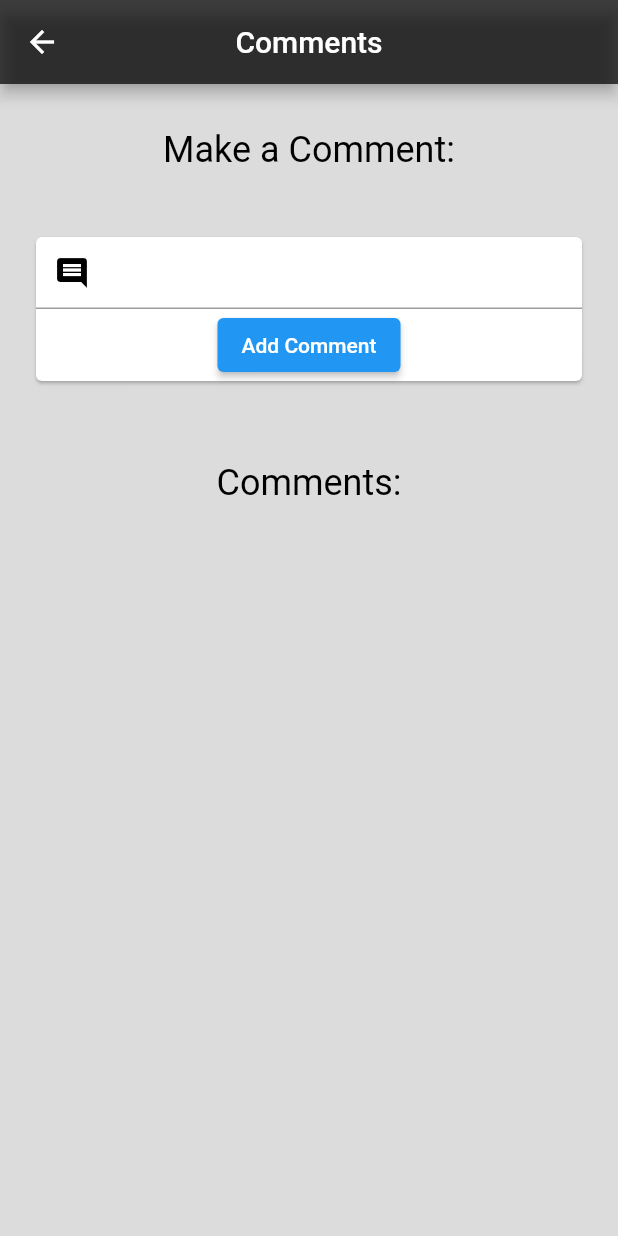
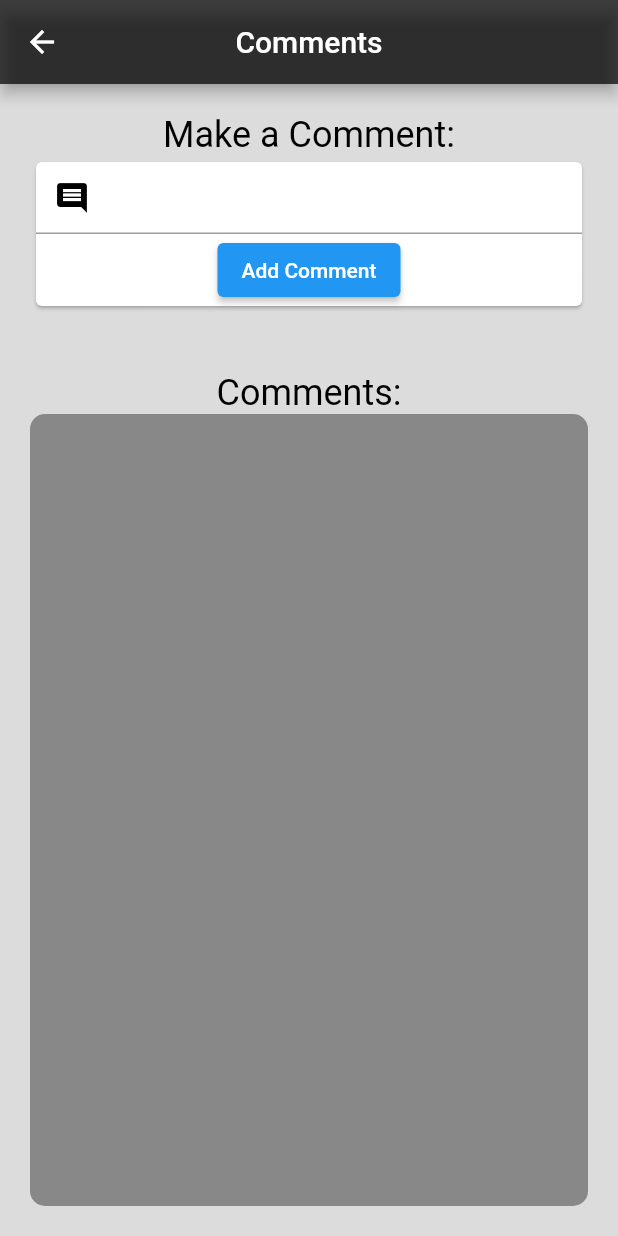
Before and after one commit to denizterziler/HaDiBe-Mobile-Application, a Flutter app: the Comments screen opened directly with empty values, on a phone screen of 412 x 824 dp. Run offline on Flutter 3.47's test engine with Material 2 defaults, Android fonts, the phone set to English and light mode, and no system bars; our stand-ins replace cloud_firestore, firebase_auth, firebase_core, flutter_rating_bar; accounts and stored records are empty.

Commit message:
UI changes
commentlerle alakalı UI değişiklikleri
comment sahibi bilgisi değişikliği

```diff
--- a/lib/Screens/comments.dart
+++ b/lib/Screens/comments.dart
@@ -15,14 +15,18 @@ class Comments extends StatefulWidget {
   final String authorComment;
   final String name;
 
-
-  const Comments({Key? key, this.commentText ="",  this.commentId = 0, this.authorComment = "", this.name = ""}) : super(key: key);
+  const Comments({Key? key,
+    this.commentText = "",
+    this.commentId = 0,
+    this.authorComment = "",
+    this.name = ""})
+      : super(key: key);
 
   @override
   State<Comments> createState() => _CommentsState();
 }
 
-class _CommentsState extends State<Comments>{
+class _CommentsState extends State<Comments> {
   String _username = '';
   String _commentText = '';
   int _commentId = 0;
@@ -40,8 +44,9 @@ class _CommentsState extends State<Comments>{
     });
   }
 
+  List<String> commentArray = [];
+  List<String> usersArray = [];
 
-  List<String> commentArray = [];
   TextEditingController _controller = TextEditingController();
   List<Like> likes = [];
 
@@ -55,14 +60,41 @@ class _CommentsState extends State<Comments>{
   }
 
   _getContentComments() async {
-    if(_name != null && _name.isNotEmpty){
+    if (_name != null && _name.isNotEmpty) {
       QuerySnapshot snapshot = await FirebaseFirestore.instance
-          .collection('Comments').where('name', isEqualTo: _name).get();
-      if(snapshot.docs.isNotEmpty){
+          .collection('Comments')
+          .where('name', isEqualTo: _name)
+          .get();
+      if (snapshot.docs.isNotEmpty) {
         setState(() {
-          commentArray = snapshot.docs.map((doc) => doc['commentText']).cast<String>().toList();
-          if(likes.length < commentArray.length) {
-            for(int i = likes.length; i < commentArray.length; i++) {
+          commentArray = snapshot.docs
+              .map((doc) => doc['commentText'])
+              .cast<String>()
+              .toList();
+          if (likes.length < commentArray.length) {
+            for (int i = likes.length; i < commentArray.length; i++) {
+              likes.add(Like(isLiked: false));
+            }
+          }
+        });
+      }
+    }
+  }
+
+  _getContentCommentsUsers() async {
+    if (_name != null && _name.isNotEmpty) {
+      QuerySnapshot snapshot = await FirebaseFirestore.instance
+          .collection('Comments')
+          .where('name', isEqualTo: _name)
+          .get();
+      if (snapshot.docs.isNotEmpty) {
+        setState(() {
+          usersArray = snapshot.docs
+              .map((doc) => doc['authorComment'])
+              .cast<String>()
+              .toList();
+          if (likes.length < commentArray.length) {
+            for (int i = likes.length; i < commentArray.length; i++) {
               likes.add(Like(isLiked: false));
             }
           }
@@ -75,11 +107,18 @@ class _CommentsState extends State<Comments>{
     setState(() {
       commentArray.add(_controller.text);
       likes.add(Like(isLiked: false));
-      saveComments(commentText: _controller.text, commentId: commentArray.length -1, authorComment: _username, name: _name);
+      saveComments(
+          commentText: _controller.text,
+          commentId: commentArray.length - 1,
+          authorComment: _username,
+          name: _name);
     });
   }
 
-  void saveComments({required String commentText, required int commentId, required String authorComment, required String name}) async {
+  void saveComments({required String commentText,
+    required int commentId,
+    required String authorComment,
+    required String name}) async {
     try {
       await FirebaseFirestore.instance.collection("Comments").add({
         "commentText": commentText,
@@ -95,9 +134,14 @@ class _CommentsState extends State<Comments>{
 
   @override
   Widget build(BuildContext context) {
-    var content = ModalRoute.of(context)?.settings.arguments as Map;
+    final firebaseUser = FirebaseAuth.instance.currentUser!;
+    var content = ModalRoute
+        .of(context)
+        ?.settings
+        .arguments as Map;
     _name = content["content_name"];
     _getContentComments();
+    _getContentCommentsUsers();
     _fetch();
     return Scaffold(
         appBar: AppBar(
@@ -109,73 +153,94 @@ class _CommentsState extends State<Comments>{
           padding: const EdgeInsets.all(20),
           color: Colors.black12,
           child: Center(
-    child: ListView(
+            child: Column(
               children: [
-    const SingleChildScrollView(
-    padding: EdgeInsets.fromLTRB(0, 10, 0, 40),
-    child: Text(
+                Column(children: [
+                  const Text(
                     "Make a Comment: ",
-    style: TextStyle(color: Colors.black, fontSize: 24
-    ),
+                    style: TextStyle(color: Colors.black, fontSize: 24),
                     textAlign: TextAlign.center,
-    ),
                   ),
                   Card(
                     child: Column(
-    children:  [
+                      children: [
                         TextField(
-    decoration: InputDecoration(
-    prefixIcon: Icon(Icons.comment, color: Colors.black)
-    ),
+                          decoration: const InputDecoration(
+                              prefixIcon:
+                              Icon(Icons.comment, color: Colors.black)),
                           controller: _controller,
                         ),
                         ElevatedButton(
-    onPressed: (){
+                          onPressed: () {
                             addComment();
                           },
-    child: Text('Add Comment'),
+                          child: const Text('Add Comment'),
                         )
                       ],
                     ),
                   ),
-    const SingleChildScrollView(
-    padding: EdgeInsets.fromLTRB(0, 50, 0, 50),
-    child: Text(
+                ],),
+                const SizedBox(
+                  height: 40,
+                ),
+                const Text(
                   "Comments: ",
                   style: TextStyle(color: Colors.black, fontSize: 24),
                   textAlign: TextAlign.center,
                 ),
-    ),
-    Card(
-    child: Column(
-    children: [
-    ListView.builder(
+                Expanded(
+                  child: ClipRRect(
+                    borderRadius: BorderRadius.circular(10),
+                    child: Container(
+                      color: Colors.black38,
+                      child: ListView.builder(
                           shrinkWrap: true,
                           itemCount: commentArray.length,
                           itemBuilder: (BuildContext context, int index) {
                             return Column(
                               children: [
-    Text('$_username: ${commentArray.elementAt(index)}'),
+                                ListTile(
+                                  title: Text(
+                                      commentArray.elementAt(index)
+                                  ),
+                                  subtitle: Text(usersArray.elementAt(index)),
+                                  trailing: IconButton(
+                                    onPressed: () {
+                                      setState(() {
+                                        likes[index].isLiked =
+                                        !likes[index].isLiked;
+                                      });
+                                    },
+                                    icon: likes[index].isLiked ? const Icon(Icons.insert_emoticon_rounded,color: Colors.amber,) : const Icon(Icons.emoji_emotions_outlined),
+                                  ),
+                                ),
+                                const Divider(thickness: 2,color: Colors.black,),
+                              ],
+                            );
+                            /*return Column(
+                              children: [
+                                Text(
+                                    '${usersArray.elementAt(index)}: ${commentArray.elementAt(index)}'),
                                 ElevatedButton(
                                   onPressed: () {
                                     setState(() {
-    likes[index].isLiked = !likes[index].isLiked;
+                                      likes[index].isLiked =
+                                          !likes[index].isLiked;
                                     });
                                   },
-    child: Text(likes[index].isLiked ? 'Unlike' : 'Like'),
+                                  child: Text(
+                                      likes[index].isLiked ? 'Unlike' : 'Like'),
                                 ),
                               ],
-    );
+                            );*/
                           },
-    physics: ScrollPhysics()
+                          physics: const ScrollPhysics()),
                     ),
-    ],
                   ),
                 ),
               ],
             ),
           ),
-    )
-    );
+        ));
   }
 }
```
Also changed, not shown: lib/List_of_contents.dart (+0 -24 lines), lib/Screens/filter_by.dart (+14 -1 lines), lib/Screens/user_comments.dart (+14 -10 lines). Lines whose indentation alone changed are shown as unchanged.
